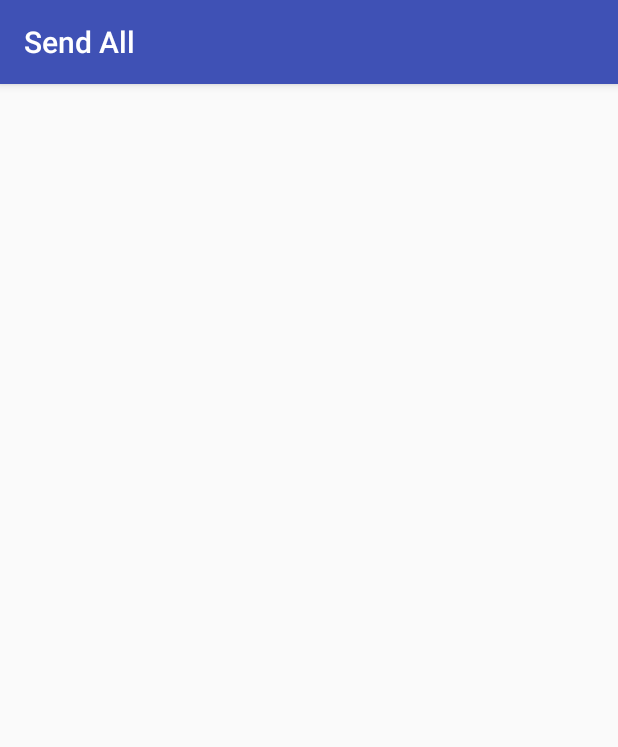
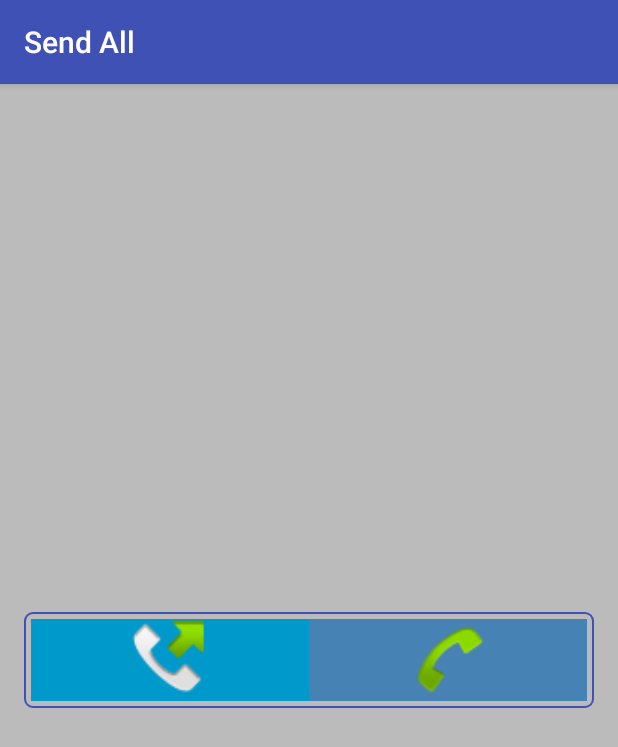
Before and after one commit to ajilal95/SendAll, an Android app: the Connector screen opened directly, with no data from a screen before it, on a phone screen of 412 x 824 dp. Shown: the top 747 px of the screen. Run offline under Robolectric (Android 15) with nearby library versions, the phone set to English and light mode, and no system bars.

Commit message:
09/07/17 1

```diff
--- a/app/src/main/java/com/aj/sendall/ui/activity/Connector.java
+++ b/app/src/main/java/com/aj/sendall/ui/activity/Connector.java
@@ -5,6 +5,9 @@ import android.os.Bundle;
 import android.support.v7.widget.LinearLayoutManager;
 import android.support.v7.widget.RecyclerView;
 import android.view.View;
+import android.widget.ImageView;
+import android.widget.LinearLayout;
+import android.widget.ProgressBar;
 
 import com.aj.sendall.R;
 import com.aj.sendall.application.AndroidApplication;
@@ -18,6 +21,11 @@ import javax.inject.Inject;
 
 public class Connector extends AppCompatActivity {
     private RecyclerView availableConns;
+    private LinearLayout transBgLayout;
+    private ProgressBar pBarLoadingConns;
+    private LinearLayout buttonLayout;
+    private ImageView imgBtnInitConn;
+    private ImageView imgBtnScanConn;
     @Inject
     LocalWifiManager localWifiManager;
 
@@ -31,16 +39,62 @@ public class Connector extends AppCompatActivity {
         ((AndroidApplication)getApplication()).getDaggerInjector().inject(this);
         findViews();
         initViews();
+        setListeners();
     }
 
     private void findViews(){
-        availableConns = (RecyclerView) findViewById(R.id.recyclr_vw_available_conns);
+        availableConns = (RecyclerView) findViewById(R.id.recyclr_vw_connector_available_conns);
+        transBgLayout = (LinearLayout) findViewById(R.id.lyt_connector_trans_bg);
+        pBarLoadingConns = (ProgressBar) findViewById(R.id.prg_bar_connector_loading_conns);
+        buttonLayout = (LinearLayout) findViewById(R.id.lyt_connector_create_connection_buttons);
+        imgBtnInitConn = (ImageView) findViewById(R.id.img_btn_connector_initiate_connection);
+        imgBtnScanConn = (ImageView) findViewById(R.id.img_btn_connector_search_connection);
     }
 
     private void initViews(){
         availableConns.setLayoutManager(new LinearLayoutManager(this));
         connectorAdapter = new ConnectorAdapter(this, new ClickListenerForConnectorItem());
         availableConns.setAdapter(connectorAdapter);
+
+        pBarLoadingConns.setAlpha(0);
+    }
+
+    private void setListeners(){
+        imgBtnInitConn.setOnClickListener(new View.OnClickListener() {
+            @Override
+            public void onClick(View v) {
+                animateViewsOnButtonClicked(v);
+            }
+        });
+
+        imgBtnScanConn.setOnClickListener(new View.OnClickListener() {
+            @Override
+            public void onClick(View v) {
+                animateViewsOnButtonClicked(v);
+            }
+        });
+    }
+
+    private void animateViewsOnButtonClicked(View clickedButton){
+        if(clickedButton.equals(imgBtnInitConn)){
+            imgBtnInitConn.animate().setDuration(500).translationX(imgBtnInitConn.getWidth()).withEndAction(new OnButtonClickPrimaryAnimationFinished());
+            imgBtnScanConn.animate().setDuration(500).translationX(imgBtnScanConn.getWidth());
+        } else {
+            imgBtnScanConn.animate().setDuration(500).translationX(-imgBtnScanConn.getWidth()).withEndAction(new OnButtonClickPrimaryAnimationFinished());
+            imgBtnInitConn.animate().setDuration(500).translationX(-imgBtnInitConn.getWidth());
+        }
+    }
+
+    private class OnButtonClickPrimaryAnimationFinished implements Runnable{
+        @Override
+        public void run() {
+            buttonClickTransitionFinished();
+        }
+    }
+
+    private void buttonClickTransitionFinished() {
+        buttonLayout.animate().alpha(0).translationY(buttonLayout.getHeight()).setDuration(500);
+        pBarLoadingConns.animate().alpha(1).translationY(buttonLayout.getHeight()).setDuration(500);
     }
 
     @Override
--- a/app/src/main/res/layout/activity_connector.xml
+++ b/app/src/main/res/layout/activity_connector.xml
@@ -1,13 +1,10 @@
 <?xml version="1.0" encoding="utf-8"?>
-<RelativeLayout xmlns:android="http://schemas.android.com/apk/res/android"
+<android.support.design.widget.CoordinatorLayout xmlns:android="http://schemas.android.com/apk/res/android"
+    xmlns:app="http://schemas.android.com/apk/res-auto"
     xmlns:tools="http://schemas.android.com/tools"
     android:id="@+id/activity_connector"
     android:layout_width="match_parent"
     android:layout_height="match_parent"
-    android:paddingBottom="@dimen/activity_vertical_margin"
-    android:paddingLeft="@dimen/activity_horizontal_margin"
-    android:paddingRight="@dimen/activity_horizontal_margin"
-    android:paddingTop="@dimen/activity_vertical_margin"
     tools:context="com.aj.sendall.ui.activity.Connector">
 
     <android.support.v7.widget.RecyclerView
@@ -15,5 +12,55 @@
         android:layout_height="match_parent"
         android:layout_alignParentTop="true"
         android:layout_alignParentStart="true"
-        android:id="@+id/recyclr_vw_available_conns" />
-</RelativeLayout>
+        android:paddingBottom="@dimen/activity_vertical_margin"
+        android:paddingLeft="@dimen/activity_horizontal_margin"
+        android:paddingRight="@dimen/activity_horizontal_margin"
+        android:paddingTop="@dimen/activity_vertical_margin"
+        android:id="@+id/recyclr_vw_connector_available_conns" />
+
+    <LinearLayout
+        android:orientation="vertical"
+        android:layout_width="match_parent"
+        android:layout_height="match_parent"
+        android:background="@color/colorBlack"
+        android:alpha="0.25"
+        android:id="@+id/lyt_connector_trans_bg">
+
+        <ProgressBar
+            style="?android:attr/progressBarStyleLarge"
+            android:layout_width="wrap_content"
+            android:layout_height="wrap_content"
+            android:id="@+id/prg_bar_connector_loading_conns"
+            android:layout_gravity="top|center_horizontal" />
+    </LinearLayout>
+
+    <LinearLayout
+        android:orientation="horizontal"
+        android:layout_width="match_parent"
+        android:id="@+id/lyt_connector_create_connection_buttons"
+        android:layout_gravity="center_vertical"
+        android:layout_margin="@dimen/activity_horizontal_margin"
+        android:background="@drawable/style_thumbnail_round_edge"
+        android:scaleX="1"
+        android:scaleY="1"
+        android:layout_height="@android:dimen/notification_large_icon_height">
+
+        <ImageView
+            android:layout_width="match_parent"
+            android:layout_height="match_parent"
+            app:srcCompat="@android:drawable/sym_call_outgoing"
+            android:id="@+id/img_btn_connector_initiate_connection"
+            android:layout_weight="1"
+            android:background="@android:color/holo_blue_dark"
+            android:layout_gravity="center_vertical|center_horizontal"/>
+
+        <ImageView
+            android:layout_width="match_parent"
+            android:layout_height="match_parent"
+            app:srcCompat="@android:drawable/sym_action_call"
+            android:id="@+id/img_btn_connector_search_connection"
+            android:layout_weight="1"
+            android:background="@color/colorSteelBlue"
+            android:layout_gravity="center_vertical|center_horizontal" />
+    </LinearLayout>
+</android.support.design.widget.CoordinatorLayout>
```
